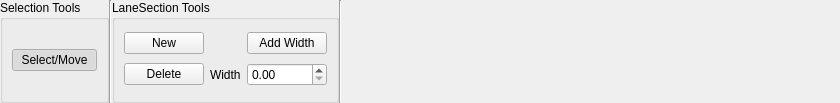
The window that src/OpenCOVER/DrivingSim/oddlot/src/gui/tools/LaneRibbon.ui (hlrs-vis/covise) describes before a commit, drawn with Qt 5.
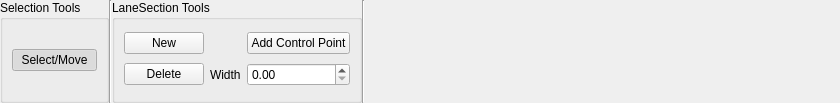
The same window after the commit.

Commit message: LaneEditor: edit lane width in topviewgraph

The edit to the form file:
```diff
--- a/src/OpenCOVER/DrivingSim/oddlot/src/gui/tools/LaneRibbon.ui
+++ b/src/OpenCOVER/DrivingSim/oddlot/src/gui/tools/LaneRibbon.ui
@@ -103,7 +103,7 @@
       <item row="1" column="2">
        <widget class="QPushButton" name="laneAddWidth">
         <property name="text">
-         <string>Add Width</string>
+         <string>Add Control Point</string>
         </property>
         <property name="checkable">
          <bool>true</bool>
```
The commit also changes 41 other files.
